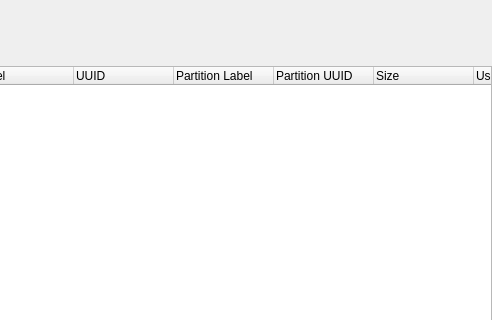
This is src/gui/partitionmanagerwidgetbase.ui in KDE/partitionmanager as Qt 5 draws it before an edit; both pictures show x 327 to 819 and y 0 to 320 of the 819 by 531 pixel window. The edited form follows.
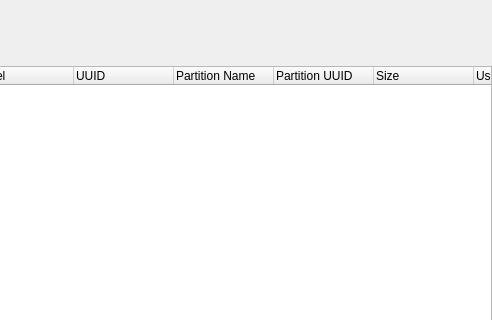
This is the edited form. Custom widgets are drawn as their Qt base class.

Commit message: Rename Partition Label to Partition Name

The edit to the form file:
```diff
--- a/src/gui/partitionmanagerwidgetbase.ui
+++ b/src/gui/partitionmanagerwidgetbase.ui
@@ -98,7 +98,7 @@
      </column>
      <column>
       <property name="text">
-       <string>Partition Label</string>
+       <string>Partition Name</string>
       </property>
      </column>
      <column>
```
The commit also changes 1 other file.
